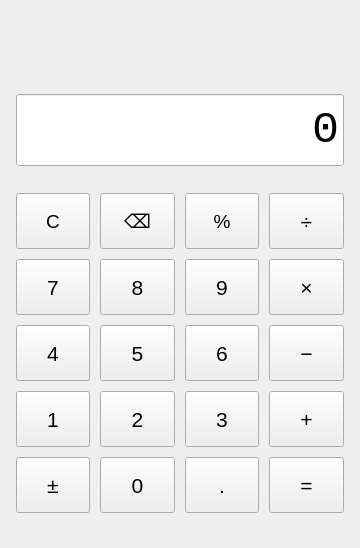
First picture: the form in Calculator/mainwindow.ui, repository TOR1SE/QT-lab1, before the edit.
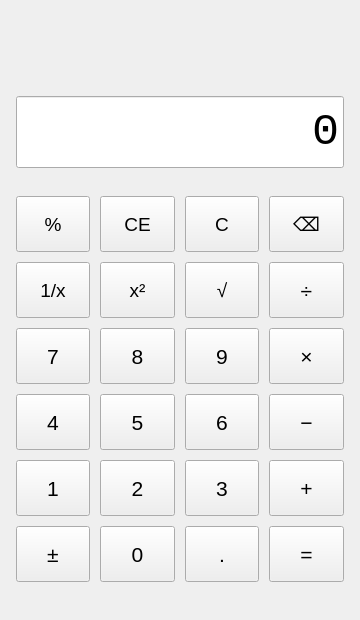
Second picture: the form after the edit.

Patch:
```diff
--- a/Calculator/mainwindow.ui
+++ b/Calculator/mainwindow.ui
@@ -7,13 +7,13 @@
     <x>0</x>
     <y>0</y>
     <width>360</width>
-    <height>548</height>
+    <height>620</height>
    </rect>
   </property>
   <property name="minimumSize">
    <size>
     <width>360</width>
-    <height>548</height>
+    <height>620</height>
    </size>
   </property>
   <property name="font">
@@ -100,7 +100,7 @@
       <property name="spacing">
        <number>10</number>
       </property>
-      <item row="0" column="0">
+      <item row="0" column="2">
        <widget class="QPushButton" name="pushButton_Clear">
         <property name="minimumSize">
          <size>
@@ -118,7 +118,7 @@
         </property>
        </widget>
       </item>
-      <item row="0" column="1">
+      <item row="0" column="3">
        <widget class="QPushButton" name="pushButton_Backspace">
         <property name="minimumSize">
          <size>
@@ -136,7 +136,7 @@
         </property>
        </widget>
       </item>
-      <item row="0" column="2">
+      <item row="0" column="0">
        <widget class="QPushButton" name="pushButton_Percent">
         <property name="minimumSize">
          <size>
@@ -154,7 +154,79 @@
         </property>
        </widget>
       </item>
-      <item row="0" column="3">
+      <item row="0" column="1">
+       <widget class="QPushButton" name="pushButton_ClearEntry">
+        <property name="minimumSize">
+         <size>
+          <width>68</width>
+          <height>56</height>
+         </size>
+        </property>
+        <property name="font">
+         <font>
+          <pointsize>14</pointsize>
+         </font>
+        </property>
+        <property name="text">
+         <string>CE</string>
+        </property>
+       </widget>
+      </item>
+      <item row="1" column="0">
+       <widget class="QPushButton" name="pushButton_Inverse">
+        <property name="minimumSize">
+         <size>
+          <width>68</width>
+          <height>56</height>
+         </size>
+        </property>
+        <property name="font">
+         <font>
+          <pointsize>14</pointsize>
+         </font>
+        </property>
+        <property name="text">
+         <string>1/x</string>
+        </property>
+       </widget>
+      </item>
+      <item row="1" column="1">
+       <widget class="QPushButton" name="pushButton_Square">
+        <property name="minimumSize">
+         <size>
+          <width>68</width>
+          <height>56</height>
+         </size>
+        </property>
+        <property name="font">
+         <font>
+          <pointsize>14</pointsize>
+         </font>
+        </property>
+        <property name="text">
+         <string>x²</string>
+        </property>
+       </widget>
+      </item>
+      <item row="1" column="2">
+       <widget class="QPushButton" name="pushButton_Sqrt">
+        <property name="minimumSize">
+         <size>
+          <width>68</width>
+          <height>56</height>
+         </size>
+        </property>
+        <property name="font">
+         <font>
+          <pointsize>14</pointsize>
+         </font>
+        </property>
+        <property name="text">
+         <string>√</string>
+        </property>
+       </widget>
+      </item>
+      <item row="1" column="3">
        <widget class="QPushButton" name="pushButton_Divide">
         <property name="minimumSize">
          <size>
@@ -172,7 +244,7 @@
         </property>
        </widget>
       </item>
-      <item row="1" column="0">
+      <item row="2" column="0">
        <widget class="QPushButton" name="pushButton_7">
         <property name="minimumSize">
          <size>
@@ -190,7 +262,7 @@
         </property>
        </widget>
       </item>
-      <item row="1" column="1">
+      <item row="2" column="1">
        <widget class="QPushButton" name="pushButton_8">
         <property name="minimumSize">
          <size>
@@ -208,7 +280,7 @@
         </property>
        </widget>
       </item>
-      <item row="1" column="2">
+      <item row="2" column="2">
        <widget class="QPushButton" name="pushButton_9">
         <property name="minimumSize">
          <size>
@@ -226,7 +298,7 @@
         </property>
        </widget>
       </item>
-      <item row="1" column="3">
+      <item row="2" column="3">
        <widget class="QPushButton" name="pushButton_Multiply">
         <property name="minimumSize">
          <size>
@@ -244,7 +316,7 @@
         </property>
        </widget>
       </item>
-      <item row="2" column="0">
+      <item row="3" column="0">
        <widget class="QPushButton" name="pushButton_4">
         <property name="minimumSize">
          <size>
@@ -262,7 +334,7 @@
         </property>
        </widget>
       </item>
-      <item row="2" column="1">
+      <item row="3" column="1">
        <widget class="QPushButton" name="pushButton_5">
         <property name="minimumSize">
          <size>
@@ -280,7 +352,7 @@
         </property>
        </widget>
       </item>
-      <item row="2" column="2">
+      <item row="3" column="2">
        <widget class="QPushButton" name="pushButton_6">
         <property name="minimumSize">
          <size>
@@ -298,7 +370,7 @@
         </property>
        </widget>
       </item>
-      <item row="2" column="3">
+      <item row="3" column="3">
        <widget class="QPushButton" name="pushButton_Subtract">
         <property name="minimumSize">
          <size>
@@ -316,7 +388,7 @@
         </property>
        </widget>
       </item>
-      <item row="3" column="0">
+      <item row="4" column="0">
        <widget class="QPushButton" name="pushButton_1">
         <property name="minimumSize">
          <size>
@@ -334,7 +406,7 @@
         </property>
        </widget>
       </item>
-      <item row="3" column="1">
+      <item row="4" column="1">
        <widget class="QPushButton" name="pushButton_2">
         <property name="minimumSize">
          <size>
@@ -352,7 +424,7 @@
         </property>
        </widget>
       </item>
-      <item row="3" column="2">
+      <item row="4" column="2">
        <widget class="QPushButton" name="pushButton_3">
         <property name="minimumSize">
          <size>
@@ -370,7 +442,7 @@
         </property>
        </widget>
       </item>
-      <item row="3" column="3">
+      <item row="4" column="3">
        <widget class="QPushButton" name="pushButton_Add">
         <property name="minimumSize">
          <size>
@@ -388,7 +460,7 @@
         </property>
        </widget>
       </item>
-      <item row="4" column="0">
+      <item row="5" column="0">
        <widget class="QPushButton" name="pushButton_Sign">
         <property name="minimumSize">
          <size>
@@ -406,7 +478,7 @@
         </property>
        </widget>
       </item>
-      <item row="4" column="1">
+      <item row="5" column="1">
        <widget class="QPushButton" name="pushButton_0">
         <property name="minimumSize">
          <size>
@@ -424,7 +496,7 @@
         </property>
        </widget>
       </item>
-      <item row="4" column="2">
+      <item row="5" column="2">
        <widget class="QPushButton" name="pushButton_Point">
         <property name="minimumSize">
          <size>
@@ -442,7 +514,7 @@
         </property>
        </widget>
       </item>
-      <item row="4" column="3">
+      <item row="5" column="3">
        <widget class="QPushButton" name="pushButton_Equal">
         <property name="minimumSize">
          <size>
```
